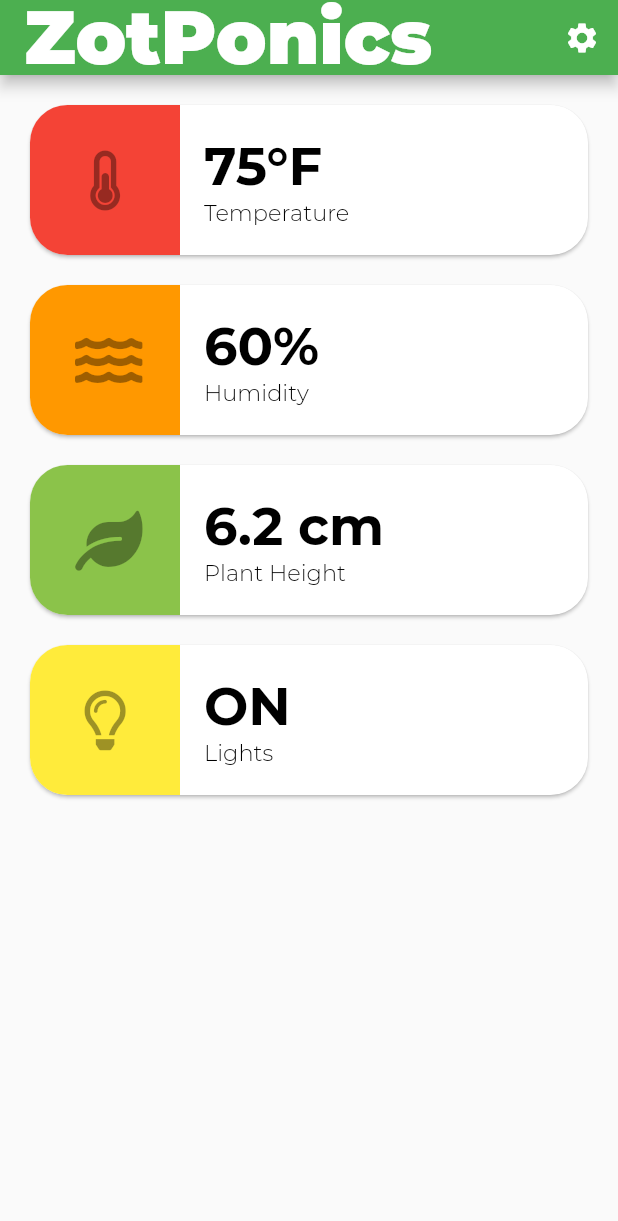
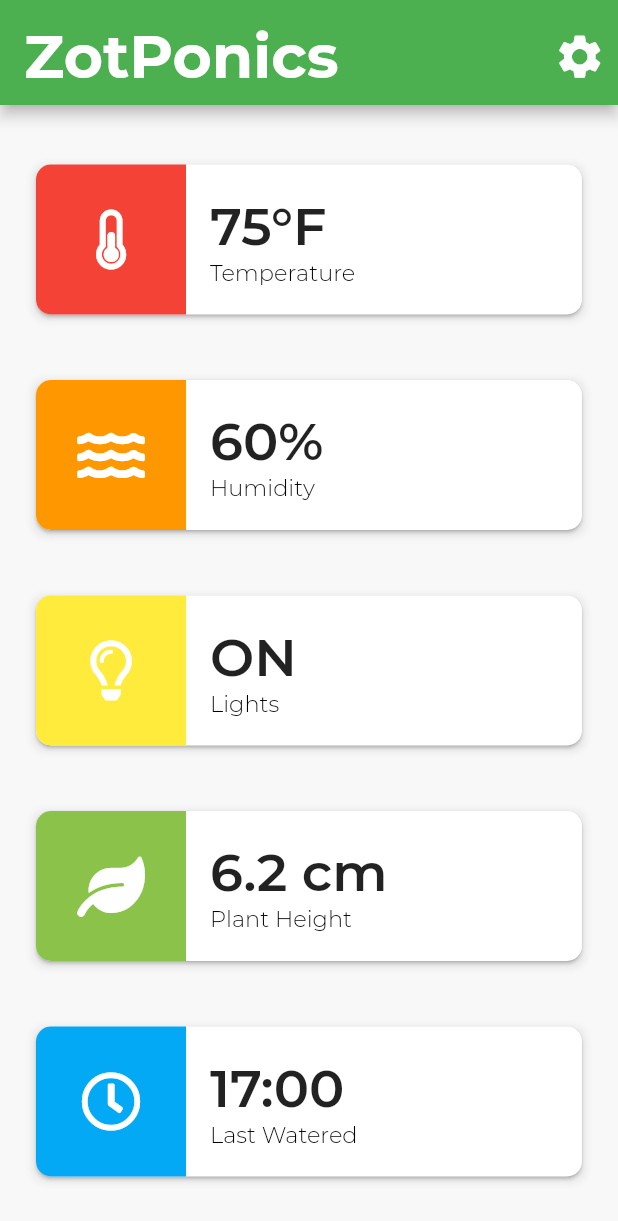
Before and after one commit to Senior-Design-ZotPonics/ZotPonicsMobileAppv3, a Flutter app: the screen it shows after launch, on a phone screen of 412 x 824 dp. Shown: the top 1221 px of the screen. Run offline on Flutter 3.47's test engine with Material 2 defaults, Android fonts, the phone set to English and light mode, and no system bars; our stand-ins replace font_awesome_flutter; project files that could hold a hidden picture were left out.

Commit message:
Added settings menu

```diff
--- a/lib/infoCard.dart
+++ b/lib/infoCard.dart
@@ -1,18 +1,18 @@
 import 'package:flutter/material.dart';
-import 'package:font_awesome_flutter/font_awesome_flutter.dart';
 import 'textWidget.dart';
 
 class InfoCard extends StatelessWidget {
   String _title;
   String _subtitle;
   Color _color;
-  Icon _icon;
+  IconData _icon;
+  static double _roundness = 10.0;
 
   final _roundedRect = RoundedRectangleBorder(
-      borderRadius: BorderRadius.all(Radius.circular(25.0))
+      borderRadius: BorderRadius.all(Radius.circular(_roundness))
   );
 
-  InfoCard(String title, String subtitle, Color color, Icon icon) {
+  InfoCard(String title, String subtitle, Color color, IconData icon) {
     this._title = title;
     this._subtitle = subtitle;
     this._color = color;
@@ -21,8 +21,20 @@ class InfoCard extends StatelessWidget {
 
   @override
   Widget build(BuildContext context) {
-    return Card(
-      margin: EdgeInsets.only(top: 20.0, left: 20.0, right: 20.0),
+    return Container(
+      margin: EdgeInsets.only(left: 20.0, right: 20.0),
+      decoration: BoxDecoration(
+        borderRadius: BorderRadius.all(Radius.circular(_roundness)),
+        boxShadow: [
+          BoxShadow(
+            color: Colors.black.withOpacity(0.05),
+            blurRadius: 3.0,
+            spreadRadius: -1.0,
+            offset: Offset(0,2)
+          ),
+        ]
+      ),
+      child: Card(
         shape: _roundedRect,
         child: InkWell(
           customBorder: _roundedRect,
@@ -33,30 +45,25 @@ class InfoCard extends StatelessWidget {
               Container(
                 width: 100,
                 height: 100,
-              decoration: new BoxDecoration(
+                decoration: BoxDecoration(
                   color: _color,
-                borderRadius: new BorderRadius.only(
-                  topLeft: Radius.circular(25.0),
-                  bottomLeft: Radius.circular(25.0)
+                  borderRadius: BorderRadius.only(
+                    topLeft: Radius.circular(_roundness),
+                    bottomLeft: Radius.circular(_roundness),
                   )
                 ),
-              child: Center(
-                child: IconButton(
-                  iconSize: 40.0,
-                  icon: _icon
-                ),
-              ),
+                child: Icon(_icon, color: Colors.white, size: 40.0)
               ),
               Flexible(
                 child: ListTile(
-                title: TextWidget(_title, 'Montserrat', Colors.black, FontWeight.w700, 35.0),
+                  title: TextWidget(_title, 'Montserrat', Colors.black87, FontWeight.w600, 35.0),
                   subtitle: TextWidget(_subtitle, 'Montserrat', Colors.black, FontWeight.w300, 15.0),
                 ),
               )
-
             ],
           ),
         ),
+      )
     );
   }
 }
--- a/lib/main.dart
+++ b/lib/main.dart
@@ -1,7 +1,9 @@
 import 'package:flutter/material.dart';
 import 'package:font_awesome_flutter/font_awesome_flutter.dart';
 import 'infoCard.dart';
-import 'textWidget.dart';
+//import 'textWidget.dart';
+
+//https://stackoverflow.com/questions/51061412/how-to-set-the-text-value-dynamically-from-the-json-in-flutter
 
 void main() => runApp(ZotPonics());
 
@@ -10,7 +12,7 @@ class ZotPonics extends StatelessWidget {
   @override
   Widget build(BuildContext context) {
     return MaterialApp(
-      title: 'Flutter Demo',
+      title: 'ZotPonics',
       theme: ThemeData(
         // This is the theme of your application.
         //
@@ -31,23 +33,106 @@ class ZotPonics extends StatelessWidget {
 
 class MyHomePage extends StatefulWidget {
   MyHomePage({Key key, this.title}) : super(key: key);
-
   // This widget is the home page of your application. It is stateful, meaning
   // that it has a State object (defined below) that contains fields that affect
   // how it looks.
-
   // This class is the configuration for the state. It holds the values (in this
   // case the title) provided by the parent (in this case the App widget) and
   // used by the build method of the State. Fields in a Widget subclass are
   // always marked "final".
-
   final String title;
-
   @override
   _MyHomePageState createState() => _MyHomePageState();
 }
 
 class _MyHomePageState extends State<MyHomePage> {
+  // Controllers used for keeping input variables
+  final tempMax = TextEditingController();
+
+  // Text widget
+  Widget TextWidget(String _text, String _font, Color _color, FontWeight _weight, double _size) {
+    return Text(_text, style: TextStyle(fontFamily: _font,
+        fontWeight: _weight,
+        fontSize: _size,
+        color: _color));
+  }
+
+  // Setting card for number variables
+  Widget _numberSettingItem(String _title, String _subtitle, IconData _icon, TextEditingController _controller) {
+    bool _numberValid = false;
+    String _num = '100';
+    return Card(
+      child: ListTile(
+        leading: Icon(_icon, color: Colors.green, size: 40.0),
+        title: TextWidget(_title, 'Montserrat', Colors.black87, FontWeight.w600, 20.0),
+        subtitle: TextWidget(_num, 'Montserrat', Colors.black, FontWeight.w300, 15.0),
+        onTap: () {
+          showDialog<String>(
+            context: context,
+            builder: (BuildContext context) => SimpleDialog(
+              title: TextWidget(_title, 'Montserrat', Colors.black87, FontWeight.w600, 20.0),
+              children: <Widget>[
+                TextField(
+                  keyboardType: TextInputType.number,
+                  //controller: _controller,
+                  decoration: InputDecoration(
+                      border: OutlineInputBorder(),
+                      labelText: 'Enter an integer',
+                      errorText: _numberValid ? null : 'Please enter an integer'
+                  ),
+                  onChanged: (String num) {
+                    final n = int.tryParse(num);
+                    if (n == null) {
+                      setState(() => _numberValid = false);
+                    }
+                    else {
+                      setState(() => _numberValid = true);
+                    }
+                  },
+                  onSubmitted: (num) => Navigator.pop(context, num)
+                )
+              ]
+            )
+          ).then( (returnNum) {
+              if (returnNum != null) {
+                _num = returnNum;
+              }
+            }
+          );
+        },
+      )
+    );
+  }
+
+
+  //Go to settings page
+  void _pushSettings() {
+    Navigator.of(context).push(
+      MaterialPageRoute<void>(
+        builder: (BuildContext context) {
+          return Scaffold(         // Add 6 lines from here...
+            appBar: AppBar(
+              leading: IconButton(
+                  icon: Icon(Icons.keyboard_arrow_left, color: Colors.white),
+                  iconSize: 35.0,
+                  splashColor: Colors.transparent,
+                  onPressed: () => Navigator.of(context).pop(),
+                ),
+              title: TextWidget('Settings', 'Montserrat', Colors.white, FontWeight.w600, 35.0),
+            ),
+            body: ListView(
+              children: <Widget> [
+                _numberSettingItem('Max Temperature','100°F',FontAwesomeIcons.thermometerHalf,tempMax)
+              ]
+            )
+          );
+        },
+      ),
+    );
+  }
+
+
+
   @override
   Widget build(BuildContext context) {
     // This method is rerun every time setState is called, for instance as done
@@ -56,28 +141,34 @@ class _MyHomePageState extends State<MyHomePage> {
     // The Flutter framework has been optimized to make rerunning build methods
     // fast, so that you can just rebuild anything that needs updating rather
     // than having to individually change instances of widgets
-
     return Scaffold(
+      backgroundColor: const Color(0xFFF8F8F8),
       appBar: PreferredSize(
-        preferredSize: Size.fromHeight(50.0),
+        preferredSize: Size.fromHeight(70.0),
         child: AppBar(
-          title: Text(widget.title, style: TextStyle(fontFamily: 'Montserrat', fontWeight: FontWeight.w800, fontSize: 50.0, color: Colors.white)),
+          title: Text(widget.title, style: TextStyle(height: 2, fontFamily: 'Montserrat', fontWeight: FontWeight.w700, fontSize: 40.0, color: Colors.white)),
           actions: [
-            IconButton(
-              icon: Icon(Icons.settings),
-              onPressed: () {},
+            Padding(
+              padding: EdgeInsets.only(top: 12.0),
+              child: IconButton(
+                icon: Icon(Icons.settings, color: Colors.white),
+                iconSize: 35.0,
+                splashColor: Colors.transparent,
+                onPressed: _pushSettings,
+              )
             )
           ],
         ),
       ),
       body: Column(
-        mainAxisAlignment: MainAxisAlignment.start,
+        mainAxisAlignment: MainAxisAlignment.spaceEvenly,
         crossAxisAlignment: CrossAxisAlignment.center,
         children: [
-          InfoCard('75°F', 'Temperature', Colors.red, Icon(FontAwesomeIcons.thermometerHalf)),
-          InfoCard('60%', 'Humidity', Colors.orange, Icon(FontAwesomeIcons.water)),
-          InfoCard('6.2 cm', 'Plant Height', Colors.lightGreen, Icon(FontAwesomeIcons.leaf)),
-          InfoCard('ON', 'Lights', Colors.yellow, Icon(FontAwesomeIcons.lightbulb))
+          InfoCard('75°F', 'Temperature', Colors.red, FontAwesomeIcons.thermometerHalf),
+          InfoCard('60%', 'Humidity', Colors.orange, FontAwesomeIcons.water),
+          InfoCard('ON', 'Lights', Colors.yellow, FontAwesomeIcons.lightbulb),
+          InfoCard('6.2 cm', 'Plant Height', Colors.lightGreen, FontAwesomeIcons.leaf),
+          InfoCard('17:00', 'Last Watered', Colors.lightBlue, FontAwesomeIcons.clock)
         ]
       )
     );
```
Also changed, not shown: lib/blah.dart (deleted, +0 -114 lines). Lines whose indentation alone changed are shown as unchanged.
